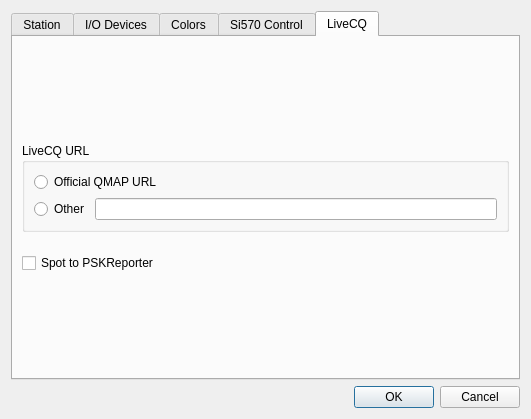
Old version of the form map65/devsetup.ui in the repository KJ5HST-LABS/wsjtx.
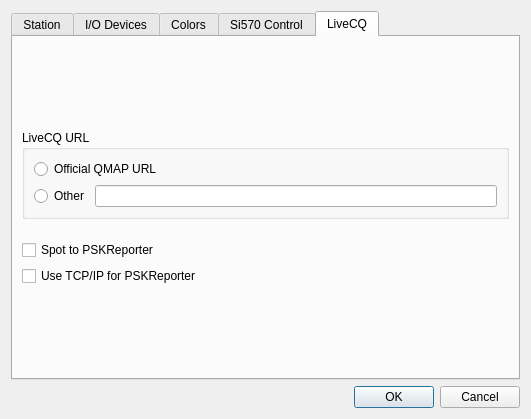
New version of the form. The open tabs and pages were chosen to show the change.

```diff
--- a/map65/devsetup.ui
+++ b/map65/devsetup.ui
@@ -1715,6 +1715,13 @@
         </widget>
        </item>
        <item row="4" column="0">
+        <widget class="QCheckBox" name="pskReporterTcpIpBox">
+         <property name="text">
+          <string>Use TCP/IP for PSKReporter</string>
+         </property>
+        </widget>
+       </item>
+       <item row="5" column="0">
         <spacer name="verticalSpacer_7">
          <property name="orientation">
           <enum>Qt::Orientation::Vertical</enum>
```
